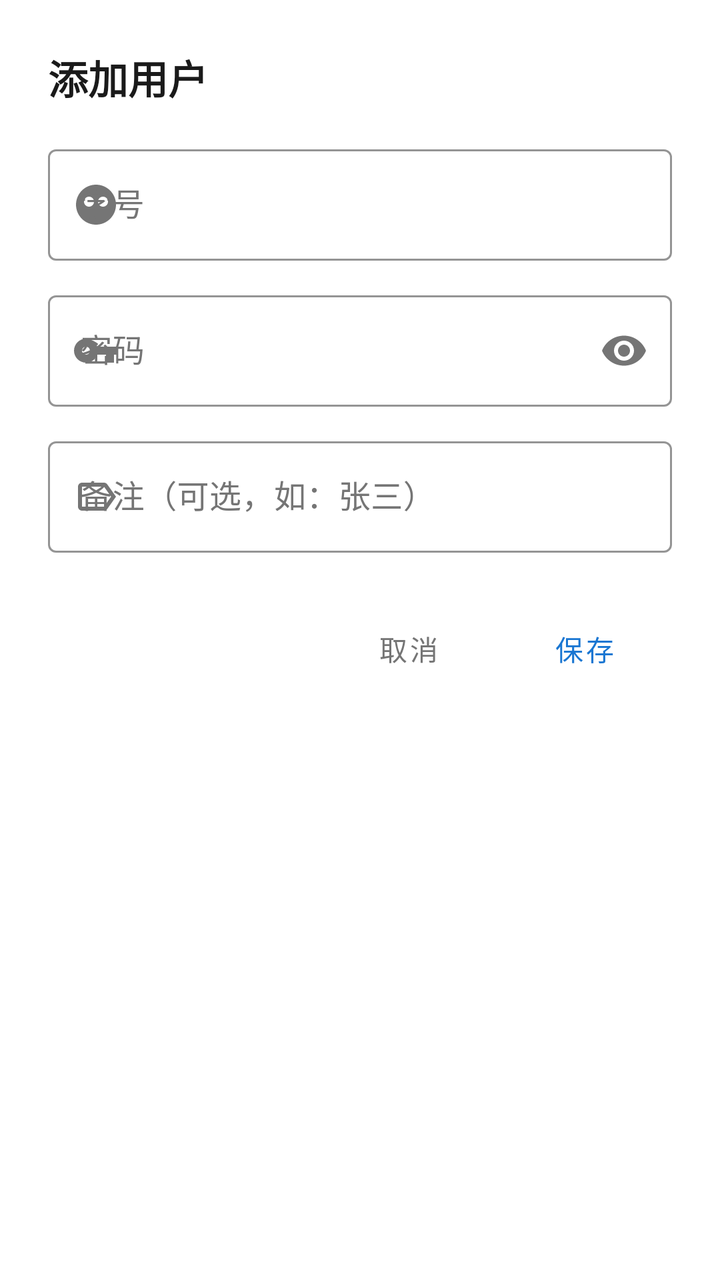
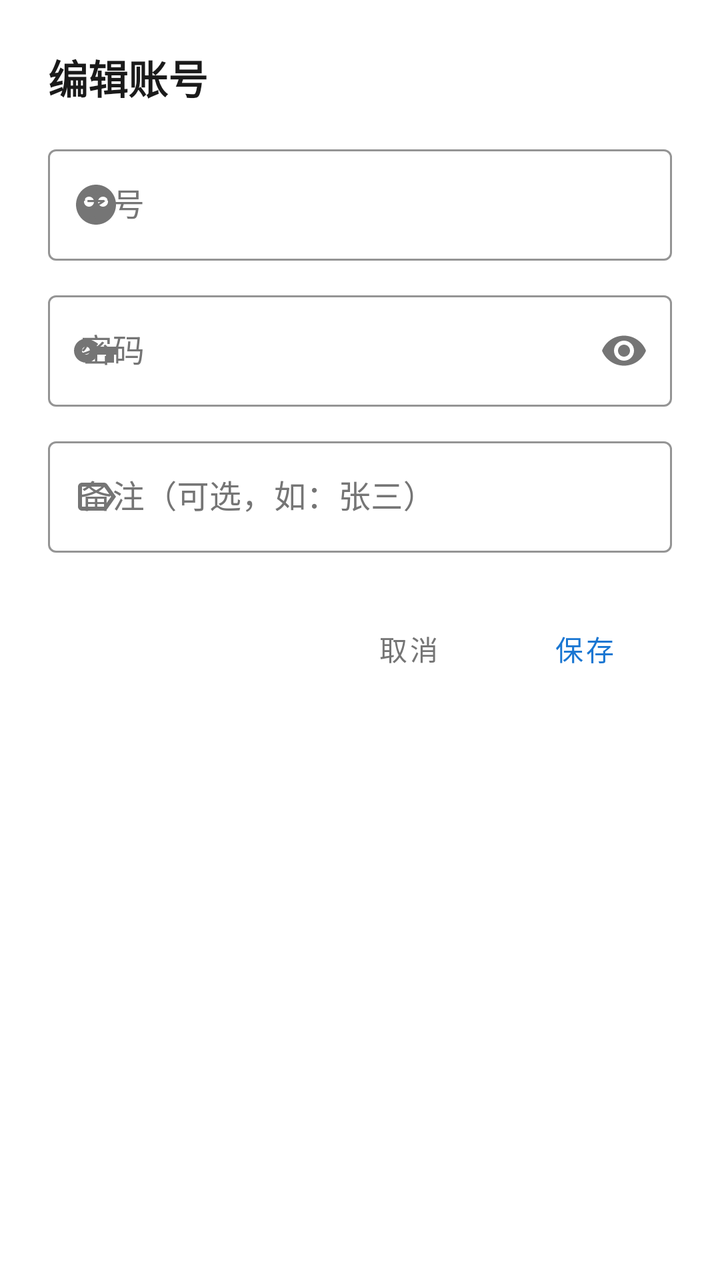

Compare the two renders of this Android layout. The source of the first and the diff that turns it into the second are given below.
<!-- AndroidManifest.xml: application theme Theme.Nbu -->
<!-- res/layout/dialog_add_user.xml -->
<?xml version="1.0" encoding="utf-8"?>
<LinearLayout xmlns:android="http://schemas.android.com/apk/res/android"
    xmlns:app="http://schemas.android.com/apk/res-auto"
    android:layout_width="match_parent"
    android:layout_height="wrap_content"
    android:orientation="vertical"
    android:background="@drawable/bg_dialog_rounded"
    android:padding="24dp">

    <TextView
        android:id="@+id/tvDialogTitle"
        android:layout_width="match_parent"
        android:layout_height="wrap_content"
        android:text="添加用户"
        android:textSize="20sp"
        android:textStyle="bold"
        android:textColor="@color/text_primary"
        android:layout_marginBottom="16dp"/>

    <com.google.android.material.textfield.TextInputLayout
        android:id="@+id/tilUsername"
        style="@style/Widget.MaterialComponents.TextInputLayout.OutlinedBox"
        android:layout_width="match_parent"
        android:layout_height="wrap_content"
        android:hint="学号"
        android:textColorHint="@color/text_secondary"
        app:boxStrokeColor="@color/brand_primary"
        app:hintTextColor="@color/brand_primary"
        app:startIconDrawable="@drawable/ic_user_alien"
        app:startIconTint="@color/text_secondary">

        <com.google.android.material.textfield.TextInputEditText
            android:id="@+id/etUsername"
            android:layout_width="match_parent"
            android:layout_height="wrap_content"
            android:inputType="number"
            android:maxLength="20"
            android:textColor="@color/text_primary" />

    </com.google.android.material.textfield.TextInputLayout>

    <com.google.android.material.textfield.TextInputLayout
        android:id="@+id/tilPassword"
        style="@style/Widget.MaterialComponents.TextInputLayout.OutlinedBox"
        android:layout_width="match_parent"
        android:layout_height="wrap_content"
        android:layout_marginTop="12dp"
        android:hint="密码"
        android:textColorHint="@color/text_secondary"
        app:boxStrokeColor="@color/brand_primary"
        app:hintTextColor="@color/brand_primary"
        app:startIconDrawable="@drawable/ic_password_key"
        app:startIconTint="@color/text_secondary"
        app:endIconMode="password_toggle"
        app:endIconTint="@color/text_secondary">

        <com.google.android.material.textfield.TextInputEditText
            android:id="@+id/etPassword"
            android:layout_width="match_parent"
            android:layout_height="wrap_content"
            android:inputType="textPassword"
            android:textColor="@color/text_primary" />

    </com.google.android.material.textfield.TextInputLayout>

    <com.google.android.material.textfield.TextInputLayout
        android:id="@+id/tilRemark"
        style="@style/Widget.MaterialComponents.TextInputLayout.OutlinedBox"
        android:layout_width="match_parent"
        android:layout_height="wrap_content"
        android:layout_marginTop="12dp"
        android:hint="备注（可选，如：张三）"
        android:textColorHint="@color/text_secondary"
        app:boxStrokeColor="@color/brand_primary"
        app:hintTextColor="@color/brand_primary"
        app:startIconDrawable="@drawable/ic_label_outline"
        app:startIconTint="@color/text_secondary">

        <com.google.android.material.textfield.TextInputEditText
            android:id="@+id/etRemark"
            android:layout_width="match_parent"
            android:layout_height="wrap_content"
            android:inputType="text"
            android:maxLength="20"
            android:textColor="@color/text_primary" />

    </com.google.android.material.textfield.TextInputLayout>

    <LinearLayout
        android:layout_width="match_parent"
        android:layout_height="wrap_content"
        android:orientation="horizontal"
        android:gravity="end"
        android:layout_marginTop="24dp">

        <com.google.android.material.button.MaterialButton
            android:id="@+id/btnCancel"
            style="@style/Widget.MaterialComponents.Button.TextButton"
            android:layout_width="wrap_content"
            android:layout_height="wrap_content"
            android:text="取消"
            android:textColor="@color/text_secondary"/>

        <com.google.android.material.button.MaterialButton
            android:id="@+id/btnSave"
            style="@style/Widget.MaterialComponents.Button.TextButton"
            android:layout_width="wrap_content"
            android:layout_height="wrap_content"
            android:text="保存"
            android:textColor="@color/brand_primary"/>

    </LinearLayout>

</LinearLayout>
<!-- resources referenced by this layout -->
<resources>
  <color name="brand_primary">#1976D2</color>
  <color name="text_primary">#1A1A1A</color>
  <color name="text_secondary">#757575</color>
  <!-- drawable bg_dialog_rounded (drawable) -->
  <?xml version="1.0" encoding="utf-8"?>
  <shape xmlns:android="http://schemas.android.com/apk/res/android">
      <solid android:color="@android:color/white"/>
      <corners android:radius="16dp"/>
  </shape>
  <!-- drawable ic_label_outline (drawable) -->
  <vector xmlns:android="http://schemas.android.com/apk/res/android"
      android:width="24dp"
      android:height="24dp"
      android:viewportWidth="24"
      android:viewportHeight="24"
      android:tint="?attr/colorControlNormal">
    <path
        android:fillColor="@android:color/white"
        android:pathData="M17.63,5.84C17.27,5.33 16.67,5 16,5L5,5.01C3.9,5.01 3,5.9 3,7v10c0,1.1 0.9,1.99 2,1.99L16,19c0.67,0 1.27,-0.33 1.63,-0.84L22,12l-4.37,-6.16zM16,17H5V7h11l3.55,5L16,17z"/>
  </vector>
  <!-- drawable ic_password_key (drawable) -->
  <vector xmlns:android="http://schemas.android.com/apk/res/android"
      android:width="24dp"
      android:height="24dp"
      android:viewportWidth="24"
      android:viewportHeight="24"
      android:tint="?attr/colorControlNormal">
    <path
        android:fillColor="@android:color/white"
        android:pathData="M12.65,10C11.83,7.67 9.61,6 7,6c-3.31,0 -6,2.69 -6,6s2.69,6 6,6c2.61,0 4.83,-1.67 5.65,-4H17v4h4v-4h2v-4H12.65zM7,14c-1.1,0 -2,-0.9 -2,-2s0.9,-2 2,-2 2,0.9 2,2 -0.9,2 -2,2z"/>
  </vector>
  <!-- drawable ic_user_alien (drawable) -->
  <vector xmlns:android="http://schemas.android.com/apk/res/android"
      android:width="24dp"
      android:height="24dp"
      android:viewportWidth="24"
      android:viewportHeight="24"
      android:tint="?attr/colorControlNormal">
    <path
        android:fillColor="@android:color/white"
        android:pathData="M12,2C6.48,2 2,6.48 2,12s4.48,10 10,10 10,-4.48 10,-10S17.52,2 12,2zM8.5,8c1.38,0 2.5,1.12 2.5,2.5S9.88,13 8.5,13 6,11.88 6,10.5 7.12,8 8.5,8zM15.5,8c1.38,0 2.5,1.12 2.5,2.5S16.88,13 15.5,13 13,11.88 13,10.5 14.12,8 15.5,8z"/>
  </vector>
  <style name="Theme.Nbu" parent="Theme.MaterialComponents.DayNight.NoActionBar">
          
          <item name="colorPrimary">@color/brand_primary</item>
          <item name="colorPrimaryVariant">@color/brand_primary_dark</item>
          <item name="colorOnPrimary">@color/white</item>
          
          <item name="colorSecondary">@color/brand_accent</item>
          <item name="colorSecondaryVariant">@color/brand_primary</item>
          <item name="colorOnSecondary">@color/white</item>
          
          <item name="android:statusBarColor">@android:color/transparent</item>
          <item name="android:windowLightStatusBar">false</item>
          
          <item name="windowNoTitle">true</item>
          <item name="windowActionBar">false</item>
      </style>
  <color name="brand_primary_dark">#0D47A1</color>
  <color name="white">#FFFFFFFF</color>
  <color name="brand_accent">#42A5F5</color>
</resources>

<!-- the commit's change to res/layout/dialog_add_user.xml (unified diff, before → after) -->
@@ -11,7 +11,7 @@
         android:id="@+id/tvDialogTitle"
         android:layout_width="match_parent"
         android:layout_height="wrap_content"
-        android:text="添加用户"
+        android:text="@string/edit_account"
         android:textSize="20sp"
         android:textStyle="bold"
         android:textColor="@color/text_primary"
<!-- resource entries referenced after the edit -->
@@ -42,6 +42,7 @@
         android:fillColor="@android:color/white"
         android:pathData="M12,2C6.48,2 2,6.48 2,12s4.48,10 10,10 10,-4.48 10,-10S17.52,2 12,2zM8.5,8c1.38,0 2.5,1.12 2.5,2.5S9.88,13 8.5,13 6,11.88 6,10.5 7.12,8 8.5,8zM15.5,8c1.38,0 2.5,1.12 2.5,2.5S16.88,13 15.5,13 13,11.88 13,10.5 14.12,8 15.5,8z"/>
   </vector>
+  <string name="edit_account">编辑账号</string>
   <style name="Theme.Nbu" parent="Theme.MaterialComponents.DayNight.NoActionBar">
           
           <item name="colorPrimary">@color/brand_primary</item>
